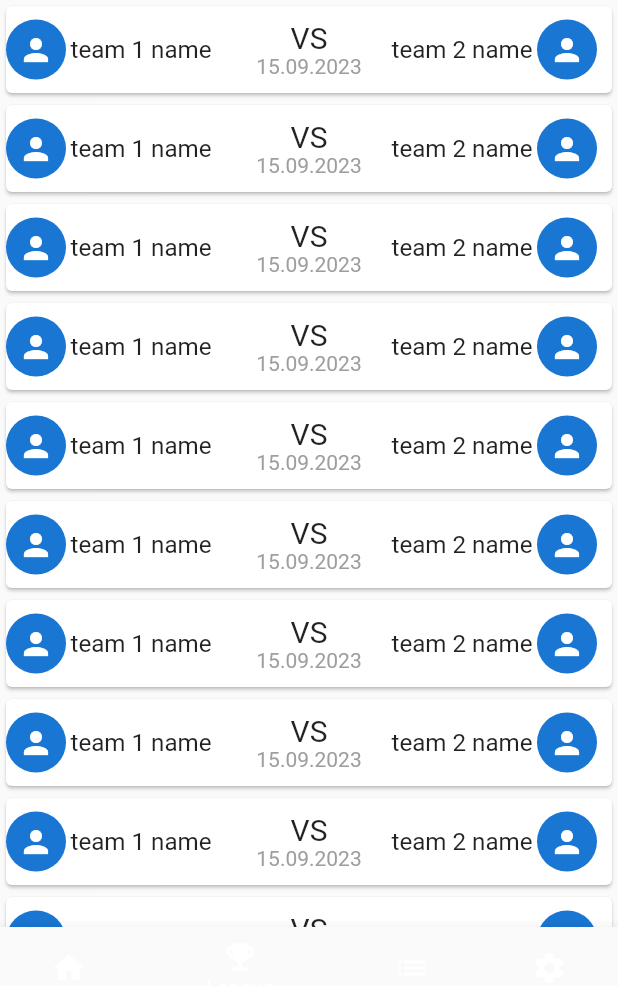
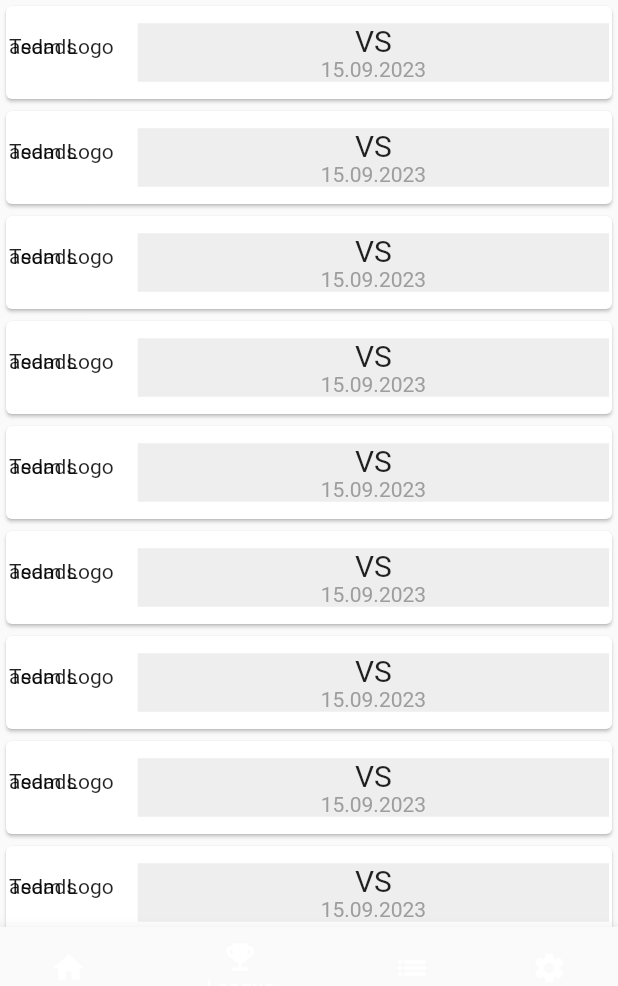
Before and after one commit to I-WOObin-I/MeetUp_Project, a Flutter app: the screen it shows after launch, item 2 of the bottom bar chosen, on a phone screen of 412 x 824 dp, the part 225-1211 px from its top. Run offline on Flutter 3.47's test engine with Material 2 defaults, Android fonts, the phone set to English and light mode, and no system bars; our stand-ins replace table_calendar; generated files the repository leaves out were written again.

Commit message:
working on match widget

```diff
--- a/meetup_app/lib/core/objects/fixture.dart
+++ b/meetup_app/lib/core/objects/fixture.dart
@@ -1,17 +1,16 @@
 import 'package:flutter/material.dart';
 
-abstract class Fixture{
+import 'game_match.dart';
+
+abstract class Fixture {
   String name;
   String organisationId;
 
   Fixture({
     required this.name,
     required this.organisationId,
-    });
+  });
 
   List<String> getAllTeams();
-  List<Match> getAllMatches();
-
-
-
+  List<GameMatch> getAllMatches();
 }
--- a/meetup_app/lib/core/objects/fixtures/league.dart
+++ b/meetup_app/lib/core/objects/fixtures/league.dart
@@ -1,55 +1,56 @@
 import 'package:flutter/material.dart';
 import 'package:meetup_app/core/objects/fixture.dart';
 
-class LeaguePtsCategory{
+import '../game_match.dart';
+
+class LeaguePtsCategory {
   String name;
   List<int> points;
   LeaguePtsCategory({required this.name, this.points = const []});
 }
 
-class League extends Fixture{
+class League extends Fixture {
   List<String> teamIds;
-  List<Match> matches;
+  List<GameMatch> matches;
   List<LeaguePtsCategory> ptsCategories;
   League({
     this.teamIds = const [],
     this.ptsCategories = const [],
     this.matches = const [],
-    }) : super(name: "League", organisationId: "League",);
+  }) : super(
+          name: "League",
+          organisationId: "League",
+        );
 
-  void addPtsCategory(String name){
+  void addPtsCategory(String name) {
     ptsCategories.add(LeaguePtsCategory(name: name));
   }
 
-  void addTeam(String teamId){
+  void addTeam(String teamId) {
     teamIds.add(teamId);
   }
 
-  void addMatch(Match match){
-    if(
-      (teamIds.contains(match.team1Id) || match.team1Id == 'empty') &&
-      (teamIds.contains(match.team2Id) || match.team2Id == 'empty')
-    )
-    {
+  void addMatch(GameMatch match) {
+    if ((teamIds.contains(match.team1Id) || match.team1Id == 'empty') &&
+        (teamIds.contains(match.team2Id) || match.team2Id == 'empty')) {
       matches.add(match);
       return;
-    }
-    else{
+    } else {
       throw Exception("Match teams not in league");
     }
-
   }
 
-
-
-  List<String> getAllTeams(){
+  @override
+  List<String> getAllTeams() {
     return teamIds;
   }
-  List<Match> getAllMatches(){
+
+  @override
+  List<GameMatch> getAllMatches() {
     return matches;
   }
-  List<LeaguePtsCategory> getAllPtsCategories(){
+
+  List<LeaguePtsCategory> getAllPtsCategories() {
     return ptsCategories;
   }
-
 }
--- a/meetup_app/lib/core/objects/match.dart
+++ /dev/null
@@ -1,18 +0,0 @@
-import 'package:flutter/material.dart';
-
-class Match {
-  final String leagueId;
-  final String team1Id;
-  final String team2Id;
-  final DateTime matchDate;
-  final String matchLocation;
-
-  Match({
-    required this.leagueId,
-    required this.team1Id,
-    required this.team2Id,
-    required this.matchDate,
-    required this.matchLocation,
-  });
-
-}
--- a/meetup_app/lib/core/widgets/match_widget.dart
+++ b/meetup_app/lib/core/widgets/match_widget.dart
@@ -13,30 +13,13 @@ class MatchWidget extends StatelessWidget {
     return Card(
       child: ExpansionTile(
         initiallyExpanded: false,
-        tilePadding: EdgeInsets.all(0.0),
-        leading: SizedBox(
-          width: 150.0,
-          child: Row(
-            children: [
-              const CircleAvatar(
-                child: Icon(Icons.person),
-              ),
-              FittedText("team 1 name", 100.0),
-            ],
-        ),
-        ),
-        trailing: SizedBox(
-          width: 150.0,
-          child:  Row(
-            children: [
-              FittedText("team 2 name", 100.0),
-              const CircleAvatar(
-                child: Icon(Icons.person),
-              ),
-            ],
-        ),
-        ),
-        title: const Center(
+        tilePadding: EdgeInsets.all(2.0),
+        controlAffinity: ListTileControlAffinity.leading,
+        // MIDDLE TEXT
+        title: Container(
+          color: Colors.grey[200],
+          width: 80.0,
+          child: Center(
               child: Column(
             children: [
               Text(
@@ -45,19 +28,18 @@ class MatchWidget extends StatelessWidget {
                   fontSize: 20.0,
                 ),
               ),
-            Text(
-              "15.09.2023",
+              Text("15.09.2023",
                   style: TextStyle(
                     fontSize: 14.0,
                     color: Colors.grey,
-              )
-            )
+                  ))
             ],
-        )
+          )),
+        ),
+        leading: Stack(children: [Text("asdads"), Text("Team Logo")]),
 
-
-        ),
-        children: const [
+        // EXPANDED
+        children: [
           Center(
               child: Column(
             children: [
@@ -68,18 +50,14 @@ class MatchWidget extends StatelessWidget {
                   color: Colors.grey,
                 ),
               ),
-                Text(
-                  "2:1",
+              Text("2:1",
                   style: TextStyle(
                     fontSize: 14.0,
                     color: Colors.grey,
-                  )
-                )
+                  ))
             ],
-            )
-          ),
+          )),
         ],
-
       ),
     );
   }
```
Lines whose indentation alone changed are shown as unchanged.
